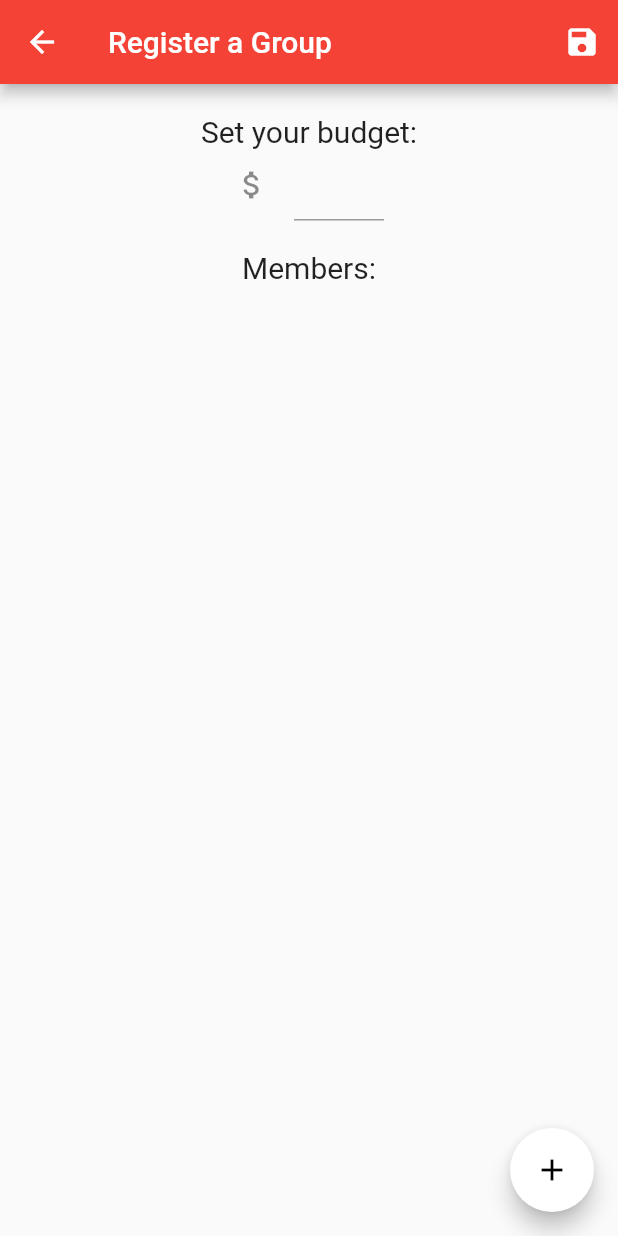
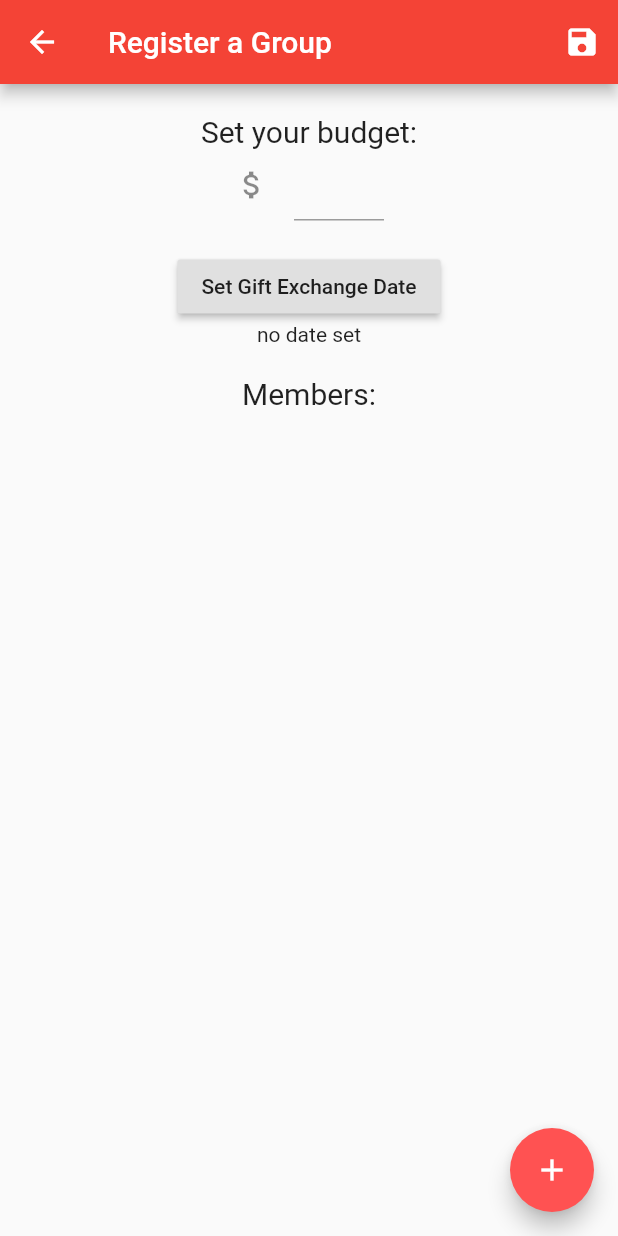
Before and after one commit to AroonNarayanan/SecretSantaFlutter, a Flutter app: the screen it shows after launch, after a tap on an icon or button, on a phone screen of 412 x 824 dp. Run offline on Flutter 3.47's test engine with Material 2 defaults, Android fonts, the light colour scheme and no system bars.

Commit message:
Added UI for gift exchange date; code-behind forthcoming

```diff
--- a/lib/main.dart
+++ b/lib/main.dart
@@ -16,7 +16,7 @@ class MyApp extends StatelessWidget {
     return MaterialApp(
       title: Strings.secretSanta,
       home: Home(),
-      theme: new ThemeData(primaryColor: Colors.red, accentColor: Colors.white),
+      theme: new ThemeData(primaryColor: Colors.red, accentColor: Colors.redAccent, iconTheme: IconThemeData(color: Colors.white)),
     );
   }
 }
@@ -75,6 +75,12 @@ class HomeState extends State<Home> {
       ),
       appBar: AppBar(
         title: Text(Strings.yourGroup),
+//        actions: <Widget>[
+//          IconButton(
+//            icon: Icon(Icons.delete),
+//            onPressed: () {},
+//          )
+//        ],
       ),
     );
   }
--- a/lib/register.dart
+++ b/lib/register.dart
@@ -4,12 +4,15 @@ import 'package:http/http.dart' as http;
 import 'dart:async';
 import 'dart:convert';
 import './main.dart' as main;
+import './resources.dart';
 
 class RegisterFamilyScreenState extends State<RegisterFamilyScreen> {
   var groupList = <String>[];
   final budgetController = TextEditingController();
   final nameController = TextEditingController();
   var groupSubmitted = false;
+  DateTime dueDate;
+  var dueDateString = 'no date set';
 
   @override
   Widget build(BuildContext context) {
@@ -24,6 +27,11 @@ class RegisterFamilyScreenState extends State<RegisterFamilyScreen> {
                 if (budgetController.text == '') {
                   Scaffold.of(context).showSnackBar(SnackBar(
                     content: Text('Oops - your group needs a budget!'),
+                  ));
+                } else if (dueDate == null) {
+                  Scaffold.of(context).showSnackBar(SnackBar(
+                    content:
+                        Text('Oops - your group needs gift exchange date!'),
                   ));
                 } else if (groupList.length == 0) {
                   Scaffold.of(context).showSnackBar(SnackBar(
@@ -107,6 +115,26 @@ class RegisterFamilyScreenState extends State<RegisterFamilyScreen> {
               ),
               Container(
                 margin: EdgeInsets.only(top: 20.0),
+                child: RaisedButton(
+                  child: Text('Set Gift Exchange Date'),
+                  onPressed: () async {
+                    dueDate = await showDatePicker(
+                      context: context,
+                      initialDate: DateTime(DateTime.now().year,
+                          DateTime.now().month + 1, DateTime.now().day),
+                      firstDate: DateTime.now(),
+                      lastDate: DateTime(2100),
+                    );
+                    dueDateString = dueDate != null
+                        ? Utils.dateToReadableString(dueDate)
+                        : 'no date set';
+                    setState(() {});
+                  },
+                ),
+              ),
+              Text(dueDateString),
+              Container(
+                margin: EdgeInsets.only(top: 20.0),
                 child: Text(
                   'Members:',
                   style: TextStyle(fontSize: 20.0),
@@ -161,9 +189,8 @@ class RegisterFamilyScreenState extends State<RegisterFamilyScreen> {
     final response = await http.post(
         'https://aroonsecretsanta.azurewebsites.net/registerFamily/',
         body: groupJson,
-        encoding: Encoding.getByName("application/json"), headers: {
-          'Content-Type': 'application/json'
-    });
+        encoding: Encoding.getByName("application/json"),
+        headers: {'Content-Type': 'application/json'});
     if (response.statusCode == 200) {
       final groupResponse = json.decode(response.body);
       return Column(
@@ -171,8 +198,11 @@ class RegisterFamilyScreenState extends State<RegisterFamilyScreen> {
           mainAxisAlignment: MainAxisAlignment.center,
           children: <Widget>[
             Container(
-                child: Text('your group has been created!\nyour group ID is',
-                    style: TextStyle(fontSize: 20.0), textAlign: TextAlign.center,),
+                child: Text(
+                  'your group has been created!\nyour group ID is',
+                  style: TextStyle(fontSize: 20.0),
+                  textAlign: TextAlign.center,
+                ),
                 width: double.infinity,
                 alignment: Alignment(0.0, 0.0)),
             Text(
@@ -197,7 +227,8 @@ class RegisterFamilyScreenState extends State<RegisterFamilyScreen> {
             )
           ]);
     } else {
-      return Text('Error encountered. Please try again. \n' + response.statusCode.toString());
+      return Text('Error encountered. Please try again. \n' +
+          response.statusCode.toString());
     }
   }
 }
@@ -213,8 +244,7 @@ class Group {
 
   Group(this.budget, this.family);
 
-  Map<String, dynamic> toJson() =>
-      {
+  Map<String, dynamic> toJson() => {
         'budget': budget,
         'family': family,
       };
--- a/lib/resources.dart
+++ b/lib/resources.dart
@@ -3,3 +3,10 @@ class Strings {
   static const groups = 'Groups';
   static const secretSanta = 'Secret Santa';
 }
+
+class Utils {
+  static String dateToReadableString(DateTime date) {
+    var months = ['January', 'February', 'March', 'April', 'May', 'June', 'July', 'August', 'September', 'October', 'November', 'December'];
+    return months[date.month - 1] + ' ' + date.day.toString() + ', ' + date.year.toString();
+  }
+}
```
